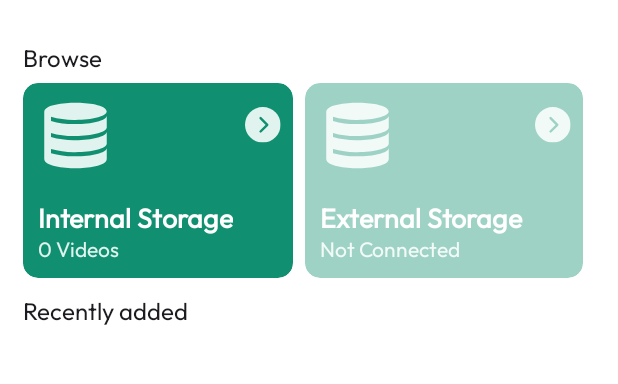
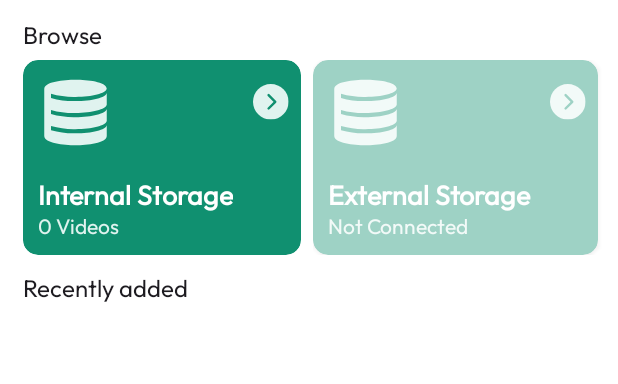
Before and after one commit to anuj-softech/PixelPlay, an Android app: the screen it shows after launch (MainActivity), on a phone screen of 412 x 824 dp, the part 70-454 px from its top. Run offline under Robolectric (Android 15) with nearby library versions, the phone set to English and light mode, and no system bars; Roboto replaces fonts that are not available here.

Commit message:
added necessary features

```diff
--- a/app/src/main/AndroidManifest.xml
+++ b/app/src/main/AndroidManifest.xml
@@ -55,6 +55,7 @@
         </activity>
         <activity
             android:name=".ui.MainActivity"
+            android:theme="@style/Theme.RockPixelPlay.splash"
             android:exported="true">
             <intent-filter>
                 <action android:name="android.intent.action.MAIN" />
--- a/app/src/main/java/com/rock/pixelplay/ui/MainActivity.kt
+++ b/app/src/main/java/com/rock/pixelplay/ui/MainActivity.kt
@@ -45,6 +45,10 @@ class MainActivity : AppCompatActivity() {
             v.setPadding(systemBars.left, systemBars.top, systemBars.right, systemBars.bottom)
             insets
         }
+    }
+
+    override fun onStart() {
+        super.onStart()
         checkPermissionsAndLoadVideos()
         setupNewAdded()
         setupButtons()
@@ -58,11 +62,17 @@ class MainActivity : AppCompatActivity() {
 
     private fun countAllVideos() {
         lb.storageGrid.internalBrowse.totalVideos.text = ""
-        BrowseUtils(this).countAllVideos(object : onResultInterface{
-            override fun onValue(count: Int) {
-                lb.storageGrid.internalBrowse.totalVideos.text = count.toString() + " Videos"
-            }
-        })
+        Thread({
+            BrowseUtils(this).countAllVideos(object : onResultInterface {
+                override fun onValue(count: Int) {
+                    runOnUiThread {
+                        lb.storageGrid.internalBrowse.totalVideos.text =
+                            count.toString() + " Videos"
+                    }
+                }
+            })
+        }).start()
+
     }
 
     private fun setupExternalStorage() {
--- /dev/null
+++ b/app/src/main/res/drawable/splash.xml
@@ -0,0 +1,9 @@
+<?xml version="1.0" encoding="utf-8"?>
+<layer-list xmlns:android="http://schemas.android.com/apk/res/android">
+    <item android:drawable="@color/primary_50" />
+    <item>
+        <bitmap
+            android:gravity="center"
+            android:src="@drawable/foreground" />
+    </item>
+</layer-list>
--- a/app/src/main/res/layout-land/activity_main.xml
+++ b/app/src/main/res/layout-land/activity_main.xml
@@ -5,6 +5,7 @@
     android:id="@+id/main"
     android:layout_width="match_parent"
     android:layout_height="match_parent"
+    android:background="@color/mainscreen"
     tools:context=".ui.MainActivity">
 
     <RelativeLayout
--- a/app/src/main/res/layout/activity_main.xml
+++ b/app/src/main/res/layout/activity_main.xml
@@ -5,6 +5,7 @@
     android:id="@+id/main"
     android:layout_width="match_parent"
     android:layout_height="match_parent"
+    android:background="@color/mainscreen"
     tools:context=".ui.MainActivity">
 
     <RelativeLayout
@@ -59,8 +60,10 @@
         android:layout_width="match_parent"
         android:layout_height="match_parent"
         android:layout_marginTop="60dp"
+        android:gravity="center_horizontal"
         android:orientation="vertical"
-        android:padding="15dp"
+        android:paddingRight="5dp"
+        android:paddingLeft="15dp"
         android:clipToPadding="false">
 
         <include
--- a/app/src/main/res/values-night/colors.xml
+++ b/app/src/main/res/values-night/colors.xml
@@ -3,6 +3,7 @@
     <!-- Primary Colors -->
     <!-- Primary Colors (Dark Mode) -->
     <color name="primary_50">#001A12</color>
+    <color name="mainscreen">#00160B</color>
     <color name="primary_100">#037053</color>
     <color name="primary_200">#0b8061</color>
     <color name="primary_300">#109070</color>
--- a/app/src/main/res/values/colors.xml
+++ b/app/src/main/res/values/colors.xml
@@ -2,6 +2,7 @@
 <resources>
     <!-- Primary Colors -->
     <color name="primary_50">#e0f3ef</color>
+    <color name="mainscreen">#ffffff</color>
     <color name="primary_100">#b4e2d6</color>
     <color name="primary_200">#84cfbb</color>
     <color name="primary_300">#53bca1</color>
--- a/app/src/main/res/values/themes.xml
+++ b/app/src/main/res/values/themes.xml
@@ -6,10 +6,13 @@
         <item name="colorAccent">#8d41f4</item>
         <item name="fontFamily">@font/outfit</item>
         <item name="colorSecondary">#8d41f4</item>
-        <item name="android:windowBackground">#FFFFFF</item>
+        <item name="android:windowBackground">@null</item>
     </style>
 
     <style name="Theme.RockPixelPlay" parent="Base.Theme.RockPixelPlay" />
+    <style name="Theme.RockPixelPlay.splash" parent="Base.Theme.RockPixelPlay" >
+        <item name="android:windowBackground">@drawable/splash</item>
+    </style>
     <style name="FullScreen" parent="Base.Theme.RockPixelPlay">
         <item name="android:windowNoTitle">true</item>
         <item name="android:windowFullscreen">true</item>
```
Also changed, not shown: app/src/main/res/drawable/githubrepo.xml (added, +17 -0 lines), app/src/main/res/drawable/info.xml (added, +9 -0 lines), app/src/main/res/drawable/pixelplaylogo_circle.xml (added, +23 -0 lines), app/src/main/res/drawable/visitweb.xml (added, +25 -0 lines), app/src/main/res/drawable/group_11.png (added), 4 other files.
